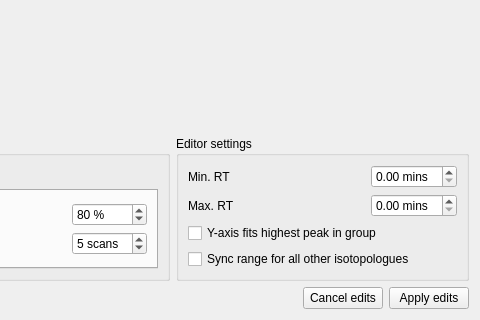
Old version of the form src/gui/mzroll/forms/peakeditor.ui in the repository ElucidataInc/ElMaven; both pictures show x 280 to 760 and y 260 to 580 of the 760 by 580 pixel window.
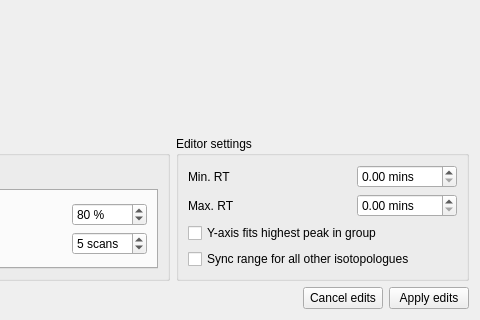
New version of the form.

Diff of the .ui file:
```diff
--- a/src/gui/mzroll/forms/peakeditor.ui
+++ b/src/gui/mzroll/forms/peakeditor.ui
@@ -222,7 +222,7 @@
           </property>
          </widget>
         </item>
-        <item row="0" column="1">
+        <item row="0" column="1" alignment="Qt::AlignRight">
          <widget class="QDoubleSpinBox" name="rtMinSpinBox">
           <property name="sizePolicy">
            <sizepolicy hsizetype="Maximum" vsizetype="Fixed">
@@ -230,6 +230,12 @@
             <verstretch>0</verstretch>
            </sizepolicy>
           </property>
+          <property name="minimumSize">
+           <size>
+            <width>100</width>
+            <height>0</height>
+           </size>
+          </property>
           <property name="suffix">
            <string> mins</string>
           </property>
@@ -255,7 +261,7 @@
           </property>
          </widget>
         </item>
-        <item row="1" column="1">
+        <item row="1" column="1" alignment="Qt::AlignRight">
          <widget class="QDoubleSpinBox" name="rtMaxSpinBox">
           <property name="sizePolicy">
            <sizepolicy hsizetype="Maximum" vsizetype="Fixed">
@@ -263,6 +269,12 @@
             <verstretch>0</verstretch>
            </sizepolicy>
           </property>
+          <property name="minimumSize">
+           <size>
+            <width>100</width>
+            <height>0</height>
+           </size>
+          </property>
           <property name="suffix">
            <string> mins</string>
           </property>
```
